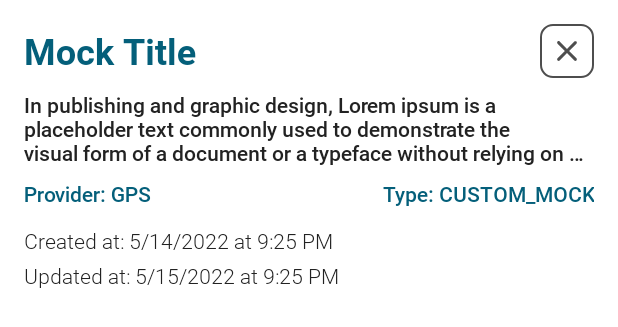
After one commit to AbolfaZlRezaEe/NMock, an Android app: the layout fragment_mock_detail.xml on its own in the app's theme, with its tools: preview values and no code run, on a phone screen of 412 x 824 dp. The commit adds this screen. Shown: the top 327 px of the screen. Run offline under Robolectric (Android 15) with nearby library versions, the light colour scheme and no system bars.

Commit message:
implement MockDetail, MockNotification and MockSpeed Dialog

```diff
--- /dev/null
+++ b/app/src/main/res/drawable/ic_close_24.xml
@@ -0,0 +1,5 @@
+<vector android:height="24dp" android:tint="#000000"
+    android:viewportHeight="24" android:viewportWidth="24"
+    android:width="24dp" xmlns:android="http://schemas.android.com/apk/res/android">
+    <path android:fillColor="@android:color/white" android:pathData="M18.3,5.71c-0.39,-0.39 -1.02,-0.39 -1.41,0L12,10.59 7.11,5.7c-0.39,-0.39 -1.02,-0.39 -1.41,0 -0.39,0.39 -0.39,1.02 0,1.41L10.59,12 5.7,16.89c-0.39,0.39 -0.39,1.02 0,1.41 0.39,0.39 1.02,0.39 1.41,0L12,13.41l4.89,4.89c0.39,0.39 1.02,0.39 1.41,0 0.39,-0.39 0.39,-1.02 0,-1.41L13.41,12l4.89,-4.89c0.38,-0.38 0.38,-1.02 0,-1.4z"/>
+</vector>
--- /dev/null
+++ b/app/src/main/res/drawable/ic_play_24.xml
@@ -0,0 +1,5 @@
+<vector android:height="24dp" android:tint="#000000"
+    android:viewportHeight="24" android:viewportWidth="24"
+    android:width="24dp" xmlns:android="http://schemas.android.com/apk/res/android">
+    <path android:fillColor="@android:color/white" android:pathData="M8,6.82v10.36c0,0.79 0.87,1.27 1.54,0.84l8.14,-5.18c0.62,-0.39 0.62,-1.29 0,-1.69L9.54,5.98C8.87,5.55 8,6.03 8,6.82z"/>
+</vector>
--- /dev/null
+++ b/app/src/main/res/layout/fragment_mock_detail.xml
@@ -0,0 +1,116 @@
+<?xml version="1.0" encoding="utf-8"?>
+<com.google.android.material.card.MaterialCardView xmlns:android="http://schemas.android.com/apk/res/android"
+    xmlns:app="http://schemas.android.com/apk/res-auto"
+    xmlns:tools="http://schemas.android.com/tools"
+    android:layout_width="match_parent"
+    android:layout_height="match_parent"
+    app:cardCornerRadius="8dp"
+    app:cardElevation="0dp">
+
+    <LinearLayout
+        android:layout_width="match_parent"
+        android:layout_height="match_parent"
+        android:orientation="vertical"
+        android:padding="16dp">
+
+        <LinearLayout
+            android:layout_width="match_parent"
+            android:layout_height="wrap_content"
+            android:orientation="horizontal">
+
+            <TextView
+                android:id="@+id/titleTextView"
+                android:layout_width="0dp"
+                android:layout_height="wrap_content"
+                android:layout_gravity="start|center_vertical"
+                android:layout_marginEnd="16dp"
+                android:layout_weight="1"
+                android:ellipsize="end"
+                android:fontFamily="@font/roboto_bold"
+                android:maxLines="2"
+                android:textColor="@color/colorPrimary"
+                android:textSize="24sp"
+                tools:text="Mock Title" />
+
+            <androidx.appcompat.widget.AppCompatImageView
+                android:id="@+id/closeAppCompatImageView"
+                android:layout_width="36dp"
+                android:layout_height="36dp"
+                android:layout_gravity="end"
+                android:background="@drawable/background_round_grey_border"
+                android:foreground="?attr/selectableItemBackgroundBorderless"
+                android:scaleType="center"
+                app:srcCompat="@drawable/ic_round_close_24"
+                app:tint="@color/gray70" />
+
+        </LinearLayout>
+
+        <TextView
+            android:id="@+id/descriptionTextView"
+            android:layout_width="match_parent"
+            android:layout_height="wrap_content"
+            android:layout_gravity="start"
+            android:layout_marginTop="8dp"
+            android:ellipsize="end"
+            android:fontFamily="@font/roboto_medium"
+            android:maxLines="3"
+            android:textColor="@color/gray90"
+            tools:text="In publishing and graphic design, Lorem ipsum is a placeholder text commonly used to demonstrate the visual form of a document or a typeface without relying on meaningful content" />
+
+        <LinearLayout
+            android:layout_width="match_parent"
+            android:layout_height="wrap_content"
+            android:layout_marginTop="8dp"
+            android:orientation="horizontal">
+
+            <TextView
+                android:id="@+id/providerTextView"
+                android:layout_width="0dp"
+                android:layout_height="wrap_content"
+                android:layout_weight="1"
+                android:ellipsize="end"
+                android:fontFamily="@font/roboto_medium"
+                android:maxLines="1"
+                android:textColor="@color/colorPrimary"
+                tools:text="Provider: GPS" />
+
+            <TextView
+                android:id="@+id/mockTypeTextView"
+                android:layout_width="0dp"
+                android:layout_height="wrap_content"
+                android:layout_gravity="end"
+                android:layout_weight="1"
+                android:ellipsize="end"
+                android:fontFamily="@font/roboto_medium"
+                android:gravity="end"
+                android:maxLines="1"
+                android:textColor="@color/colorPrimary"
+                tools:text="Type: CUSTOM_MOCK" />
+
+        </LinearLayout>
+
+        <TextView
+            android:id="@+id/createAtTextView"
+            android:layout_width="match_parent"
+            android:layout_height="wrap_content"
+            android:layout_marginTop="12dp"
+            android:ellipsize="end"
+            android:fontFamily="@font/roboto_light"
+            android:maxLines="1"
+            android:textColor="@color/gray90"
+            tools:text="Created at: 5/14/2022 at 9:25 PM" />
+
+        <TextView
+            android:id="@+id/updatedAtTextView"
+            android:layout_width="match_parent"
+            android:layout_height="wrap_content"
+            android:layout_marginTop="4dp"
+            android:ellipsize="end"
+            android:fontFamily="@font/roboto_light"
+            android:maxLines="1"
+            android:textColor="@color/gray90"
+            tools:text="Updated at: 5/15/2022 at 9:25 PM" />
+
+    </LinearLayout>
+
+</com.google.android.material.card.MaterialCardView>
--- a/app/src/main/res/values/colors.xml
+++ b/app/src/main/res/values/colors.xml
@@ -11,6 +11,7 @@
 
     <!-- Custom Colors -->
     <color name="primary10">#BCEFFF</color>
+    <color name="primaryAlpha10">#004257</color>
     <color name="blue30">#15A1C3</color>
     <color name="blue10">#CEF5FF</color>
     <color name="gray50">#BFBFBF</color>
--- a/app/src/main/res/values/strings.xml
+++ b/app/src/main/res/values/strings.xml
@@ -38,4 +38,5 @@
     <string name="yes">Yes!</string>
     <string name="youCanEditYourTrip">You can edit your trip...</string>
     <string name="playingMockDialogTitle">Would you like to play this Trip right now?</string>
+    <string name="speedDialogTitle">Choose your speed...</string>
 </resources>
--- a/gradle.properties
+++ b/gradle.properties
@@ -21,3 +21,5 @@ kotlin.code.style=official
 # resources declared in the library itself and none from the library's dependencies,
 # thereby reducing the size of the R class for that library
 android.nonTransitiveRClass=true
+# for allowing to use legecy libraries in the project:
+android.enableJetifier=true
--- a/settings.gradle
+++ b/settings.gradle
@@ -11,6 +11,7 @@ dependencyResolutionManagement {
         google()
         mavenCentral()
         maven { url "https://maven.neshan.org/artifactory/public-maven" }
+        maven { url 'https://jitpack.io' }
     }
 }
 rootProject.name = "NMock"
```
Also changed, not shown: app/build.gradle (+5 -2 lines), app/src/main/java/me/abolfazl/nmock/utils/ExtensionsFunctions.kt (+0 -33 lines), app/src/main/java/me/abolfazl/nmock/view/mockDetail/MockDetailBottomSheetDialogFragment.kt (added, +88 -0 lines), app/src/main/java/me/abolfazl/nmock/view/mockEditor/MockEditorActivity.kt (+3 -13 lines), app/src/main/java/me/abolfazl/nmock/view/mockSpeed/MockSpeedBottomSheetDialogFragment.kt (added, +97 -0 lines), app/src/main/java/me/abolfazl/nmock/view/save/SaveMockBottomSheetDialogFragment.kt (+9 -10 lines), app/src/main/res/drawable/notification_item_background.xml (added, +7 -0 lines), app/src/main/res/layout/fragment_mock_speed.xml (added, +115 -0 lines), app/src/main/res/layout/nmock_notification.xml (added, +84 -0 lines), app/src/main/res/values/style.xml (added, +8 -0 lines).
